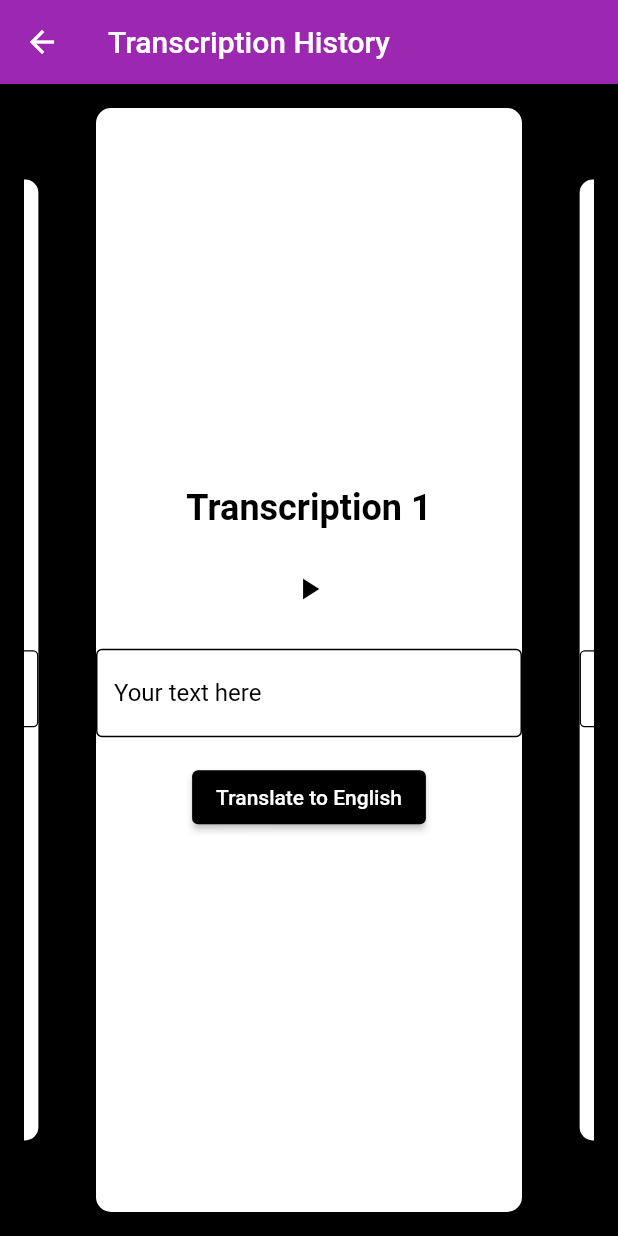
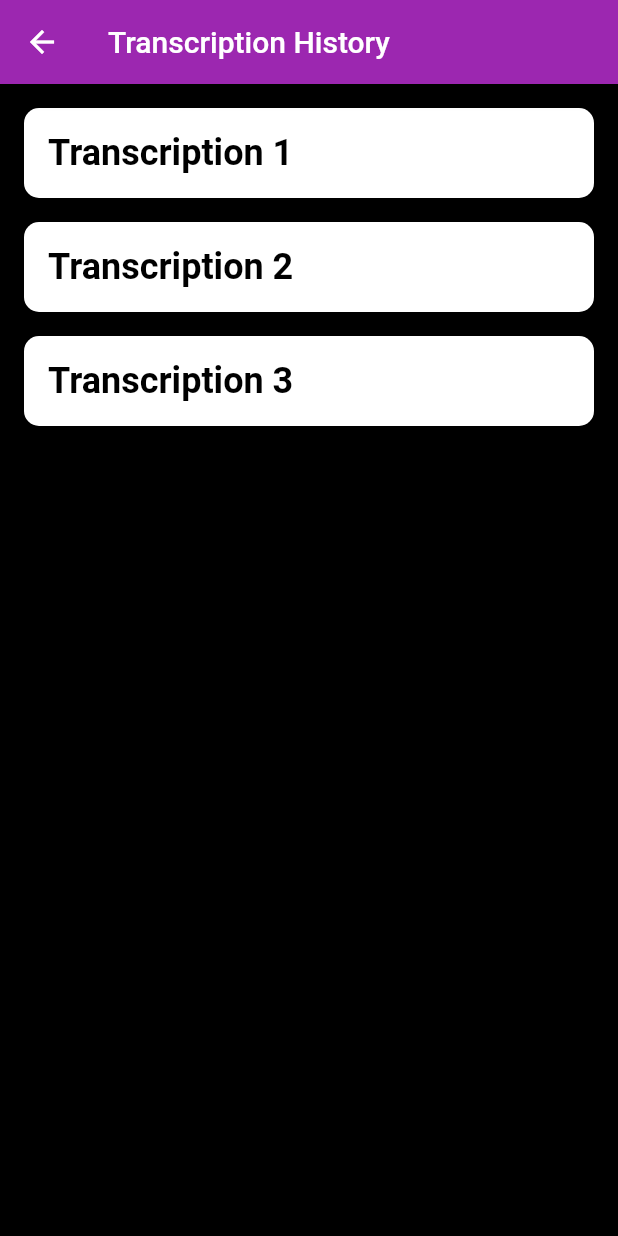
Before and after one commit to FinalYearProjectASRsystems/ASR-MobileApp, a Flutter app: the TranscriptionHistoryPage screen opened directly, on a phone screen of 412 x 824 dp. Run offline on Flutter 3.47's test engine with Material 2 defaults, Android fonts, the phone set to English and light mode, and no system bars; drawn by our look-alikes of carousel_slider; our stand-ins replace assets_audio_player.

Commit message:
Friday 13th
Attempted update to multilingual support and transcription history filename list before card component

```diff
--- a/lib/main.dart
+++ b/lib/main.dart
@@ -246,8 +246,125 @@ class _HomePageState extends State<HomePage> {
   }
 }
 
+class TranscriptionHistoryPage extends StatelessWidget {
+  final List<String> filenames = [
+    'Transcription 1',
+    'Transcription 2',
+    'Transcription 3',
+    // Add more filenames as needed
+  ];
 
-class TranscriptionHistoryPage extends StatelessWidget {
+  @override
+  Widget build(BuildContext context) {
+    return Scaffold(
+      appBar: AppBar(
+        title: Text('Transcription History'),
+        leading: IconButton(
+          icon: Icon(Icons.arrow_back),
+          onPressed: () {
+            Navigator.pop(context); // Navigate back to the home page
+          },
+        ),
+      ),
+      body: Container(
+        padding: EdgeInsets.all(16.0),
+        width: double.infinity,
+        color: Colors.black, // Set the background color to black for high contrast
+        child: ListView.builder(
+          itemCount: filenames.length,
+          itemBuilder: (BuildContext context, int index) {
+            final filename = filenames[index];
+            return InkWell(
+              onTap: () {
+                showDialog(
+                  context: context,
+                  builder: (BuildContext context) {
+                    return AlertDialog(
+                      content: Container(
+                        width: double.maxFinite,
+                        child: Column(
+                          mainAxisSize: MainAxisSize.min,
+                          children: [
+                            Text(
+                              filename,
+                              style: TextStyle(
+                                fontSize: 24.0,
+                                fontWeight: FontWeight.bold,
+                                color: Colors.black, // Set the text color to black for high contrast
+                              ),
+                            ),
+                            SizedBox(height: 16.0),
+                            IconButton(
+                              icon: Icon(Icons.play_arrow),
+                              onPressed: () {
+                                // Add audio playback logic here
+                              },
+                              color: Colors.black, // Set the icon color to black for high contrast
+                            ),
+                            SizedBox(height: 16.0),
+                            TextField(
+                              readOnly: true,
+                              style: TextStyle(
+                                color: Colors.black, // Set the text color to black for high contrast
+                              ),
+                              decoration: InputDecoration(
+                                labelText: 'Your text here',
+                                labelStyle: TextStyle(
+                                  color: Colors.black, // Set the label color to black for high contrast
+                                ),
+                                enabledBorder: OutlineInputBorder(
+                                  borderSide: BorderSide(
+                                    color: Colors.black, // Set the border color to black for high contrast
+                                  ),
+                                ),
+                              ),
+                            ),
+                            SizedBox(height: 16.0),
+                            ElevatedButton(
+                              onPressed: () {
+                                // Handle translation logic here
+                              },
+                              child: Text('Translate to English'),
+                              style: ElevatedButton.styleFrom(
+                                primary: Colors.black, // Set the button background color to black for high contrast
+                              ),
+                            ),
+                          ],
+                        ),
+                      ),
+                    );
+                  },
+                );
+              },
+              child: Container(
+                margin: EdgeInsets.only(bottom: 16.0),
+                decoration: BoxDecoration(
+                  color: Colors.white, // Set the container background color to white for high contrast
+                  borderRadius: BorderRadius.circular(10.0),
+                ),
+                child: Padding(
+                  padding: EdgeInsets.all(16.0),
+                  child: Text(
+                    filename,
+                    style: TextStyle(
+                      fontSize: 24.0,
+                      fontWeight: FontWeight.bold,
+                      color: Colors.black, // Set the text color to black for high contrast
+                    ),
+                  ),
+                ),
+              ),
+            );
+          },
+        ),
+      ),
+    );
+  }
+}
+
+
+
+/*class TranscriptionHistoryPage extends StatelessWidget {
   final List<String> filenames = [
     'Transcription 1',
     'Transcription 2',
@@ -351,7 +468,7 @@ final assetsAudioPlayer = AssetsAudioPlayer();
 }
 
 
-/*class AudioPlayerWidget extends StatefulWidget {
+class AudioPlayerWidget extends StatefulWidget {
   final String audioPath;
 
   AudioPlayerWidget({required this.audioPath});
```
